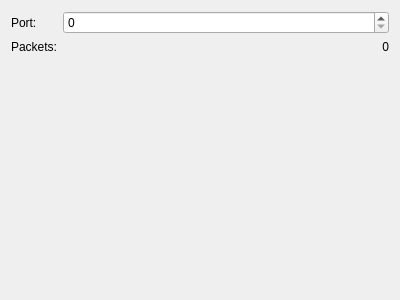
Before: the Qt Designer form QExternalPort/src/qudpportwidget.ui in maartenverbandt/QtModules, drawn with Qt 5.
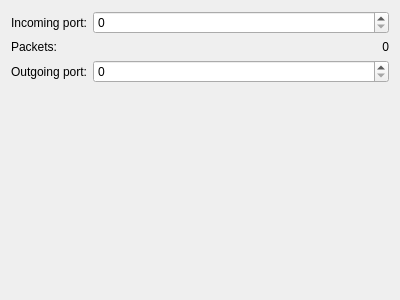
After: the same form once the commit is applied.

Commit message: make gui with in and outgoing port

The edit to the form file:
```diff
--- a/QExternalPort/src/qudpportwidget.ui
+++ b/QExternalPort/src/qudpportwidget.ui
@@ -17,7 +17,7 @@
    <item row="0" column="0">
     <widget class="QLabel" name="label">
      <property name="text">
-      <string>Port:</string>
+      <string>Incoming port:</string>
      </property>
     </widget>
    </item>
@@ -41,6 +41,20 @@
      </property>
     </widget>
    </item>
+   <item row="2" column="0">
+    <widget class="QLabel" name="label_4">
+     <property name="text">
+      <string>Outgoing port:</string>
+     </property>
+    </widget>
+   </item>
+   <item row="2" column="1">
+    <widget class="QSpinBox" name="outgoing_port">
+     <property name="maximum">
+      <number>65536</number>
+     </property>
+    </widget>
+   </item>
   </layout>
  </widget>
  <resources/>
```
Left out of the diff: 2 changed lines with no effect on the pictures. The commit also changes 2 other files.
